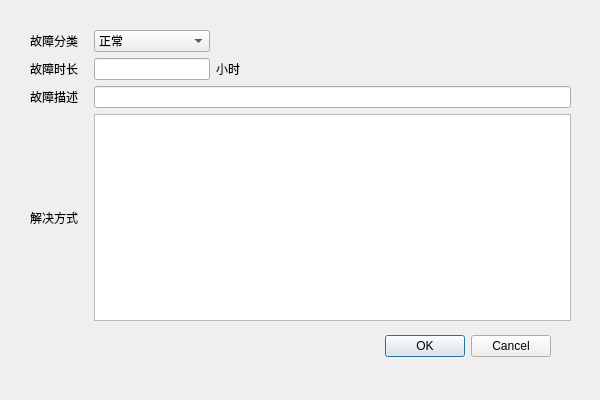
Above: 报表生成/ui/error_report.ui from enjoylearning96/QT before the change. Below: the same form after it.
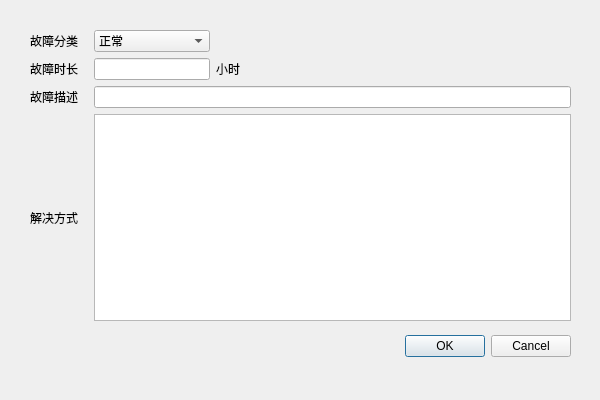
That is the form after the change.

The edit to the form file:
```diff
--- a/报表生成/ui/error_report.ui
+++ b/报表生成/ui/error_report.ui
@@ -34,7 +34,7 @@
   <widget class="QDialogButtonBox" name="buttonBox">
    <property name="geometry">
     <rect>
-     <x>0</x>
+     <x>20</x>
      <y>330</y>
      <width>551</width>
      <height>32</height>
```
